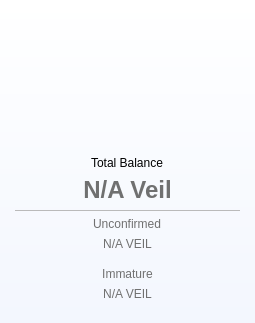
Qt form src/qt/veil/forms/balance.ui (Veil-Project/veil) before a commit; both pictures show x 0 to 255 and y 0 to 323 of the 255 by 640 pixel window.
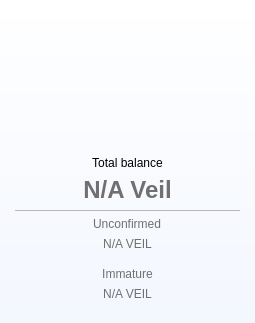
The same form after that commit. Icons and pictures are not drawn.

```diff
--- a/src/qt/veil/forms/balance.ui
+++ b/src/qt/veil/forms/balance.ui
@@ -141,7 +141,7 @@
              <string notr="true">background-color:transparent;</string>
             </property>
             <property name="text">
-             <string>Total Balance</string>
+             <string>Total balance</string>
             </property>
             <property name="icon">
              <iconset resource="../../veil.qrc">
```
